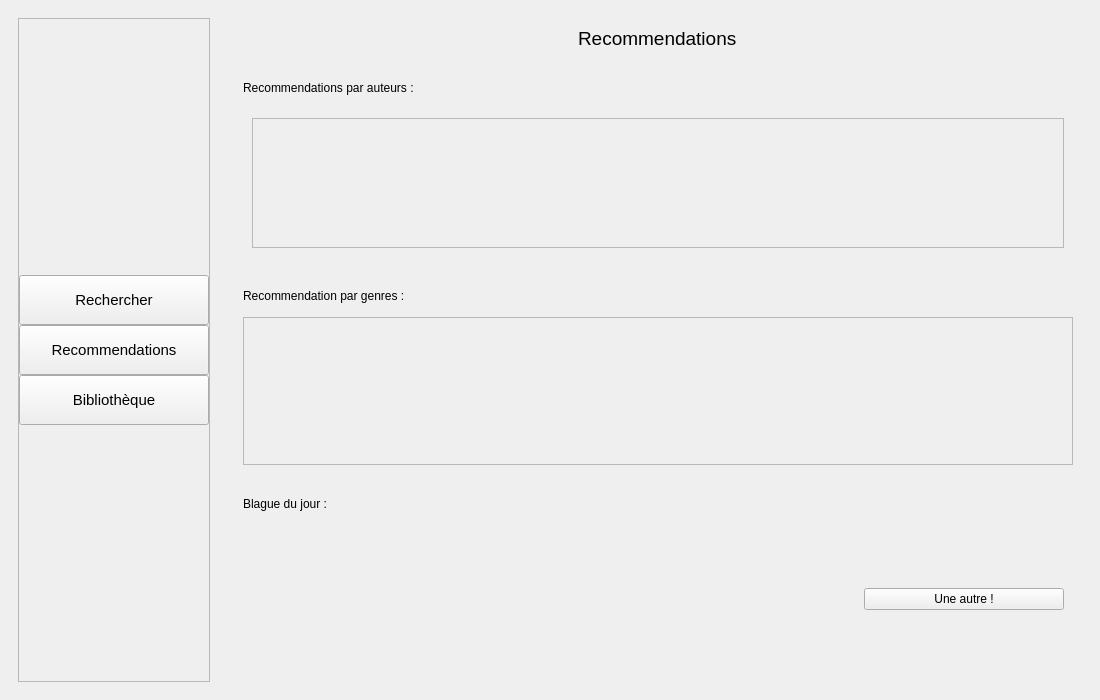
This is src/ui/MainWindow.ui in Didiloy/python_librairy_app as Qt 5 draws it before an edit. The edited form follows.
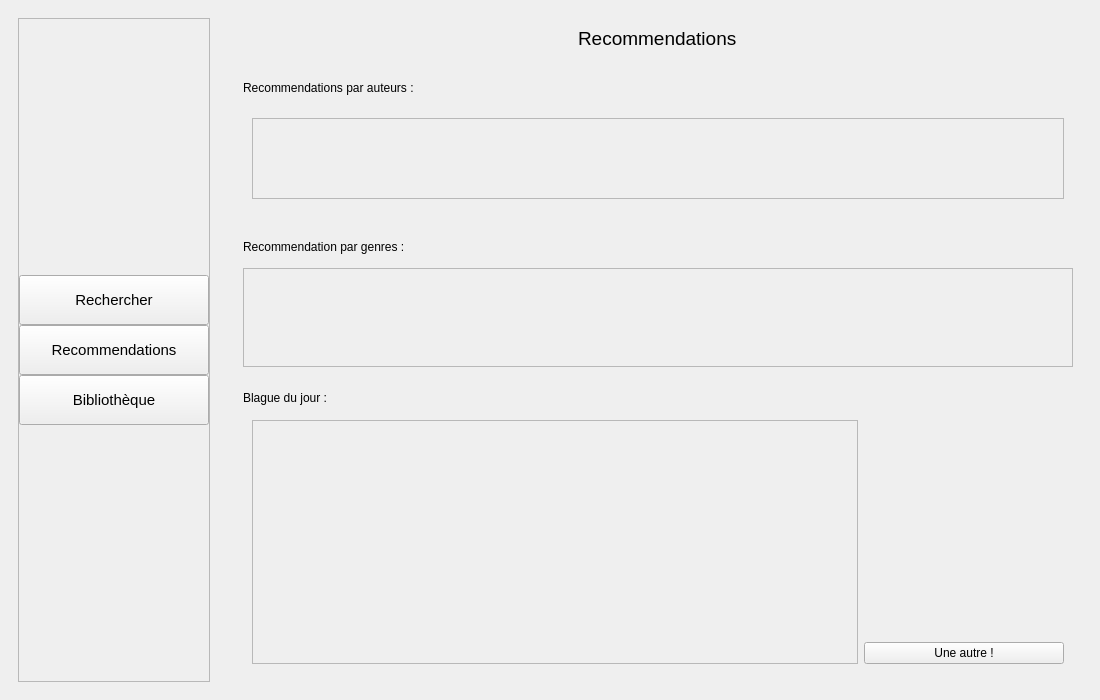
This is the edited form. The open tabs and pages were chosen to show the change.

Commit message: add : qscrollArea pour afficher les blagues en image

```diff
--- a/src/ui/MainWindow.ui
+++ b/src/ui/MainWindow.ui
@@ -432,7 +432,7 @@
                      <x>0</x>
                      <y>0</y>
                      <width>808</width>
-                     <height>119</height>
+                     <height>78</height>
                     </rect>
                    </property>
                    <layout class="QGridLayout" name="gridLayout_3"/>
@@ -490,7 +490,7 @@
                   <x>0</x>
                   <y>0</y>
                   <width>826</width>
-                  <height>136</height>
+                  <height>96</height>
                  </rect>
                 </property>
                 <layout class="QGridLayout" name="gridLayout_4"/>
@@ -502,6 +502,24 @@
           </item>
           <item>
            <widget class="QWidget" name="widgetBlague" native="true">
+            <property name="sizePolicy">
+             <sizepolicy hsizetype="Preferred" vsizetype="MinimumExpanding">
+              <horstretch>0</horstretch>
+              <verstretch>0</verstretch>
+             </sizepolicy>
+            </property>
+            <property name="minimumSize">
+             <size>
+              <width>0</width>
+              <height>0</height>
+             </size>
+            </property>
+            <property name="maximumSize">
+             <size>
+              <width>16777215</width>
+              <height>300</height>
+             </size>
+            </property>
             <layout class="QVBoxLayout" name="verticalLayout_13">
              <item>
               <widget class="QLabel" name="labelBlague">
@@ -525,10 +543,25 @@
              <item>
               <widget class="QWidget" name="widget_2" native="true">
                <layout class="QGridLayout" name="gridLayout_5">
-                <item row="0" column="0" alignment="Qt::AlignHCenter|Qt::AlignVCenter">
+                <item row="2" column="0">
+                 <widget class="QScrollArea" name="scrollAreaLabelImageBlague">
+                  <property name="widgetResizable">
+                   <bool>true</bool>
+                  </property>
+                  <widget class="QWidget" name="scrollAreaLabelImageBlagueWidgetContents">
+                   <property name="geometry">
+                    <rect>
+                     <x>0</x>
+                     <y>0</y>
+                     <width>602</width>
+                     <height>239</height>
+                    </rect>
+                   </property>
+                   <layout class="QGridLayout" name="gridLayout_6">
+                    <item row="0" column="0">
                  <widget class="QLabel" name="labelImageBlague">
                   <property name="sizePolicy">
-                   <sizepolicy hsizetype="Preferred" vsizetype="Maximum">
+                       <sizepolicy hsizetype="Preferred" vsizetype="Preferred">
                     <horstretch>0</horstretch>
                     <verstretch>0</verstretch>
                    </sizepolicy>
@@ -539,18 +572,16 @@
                     <height>0</height>
                    </size>
                   </property>
-                  <property name="maximumSize">
-                   <size>
-                    <width>600</width>
-                    <height>160</height>
-                   </size>
-                  </property>
                   <property name="text">
                    <string/>
                   </property>
                  </widget>
                 </item>
-                <item row="0" column="1">
+                   </layout>
+                  </widget>
+                 </widget>
+                </item>
+                <item row="2" column="1" alignment="Qt::AlignBottom">
                  <widget class="QPushButton" name="buttonBlague">
                   <property name="sizePolicy">
                    <sizepolicy hsizetype="Maximum" vsizetype="Fixed">
@@ -567,6 +598,15 @@
                   <property name="text">
                    <string>Une autre !</string>
                   </property>
+                  <property name="autoDefault">
+                   <bool>false</bool>
+                  </property>
+                  <property name="default">
+                   <bool>false</bool>
+                  </property>
+                  <property name="flat">
+                   <bool>false</bool>
+                  </property>
                  </widget>
                 </item>
                </layout>
```
Left out of the diff: 3 changed lines with no effect on the pictures. Lines whose indentation alone changed are shown as unchanged. The commit also changes 2 other files.
